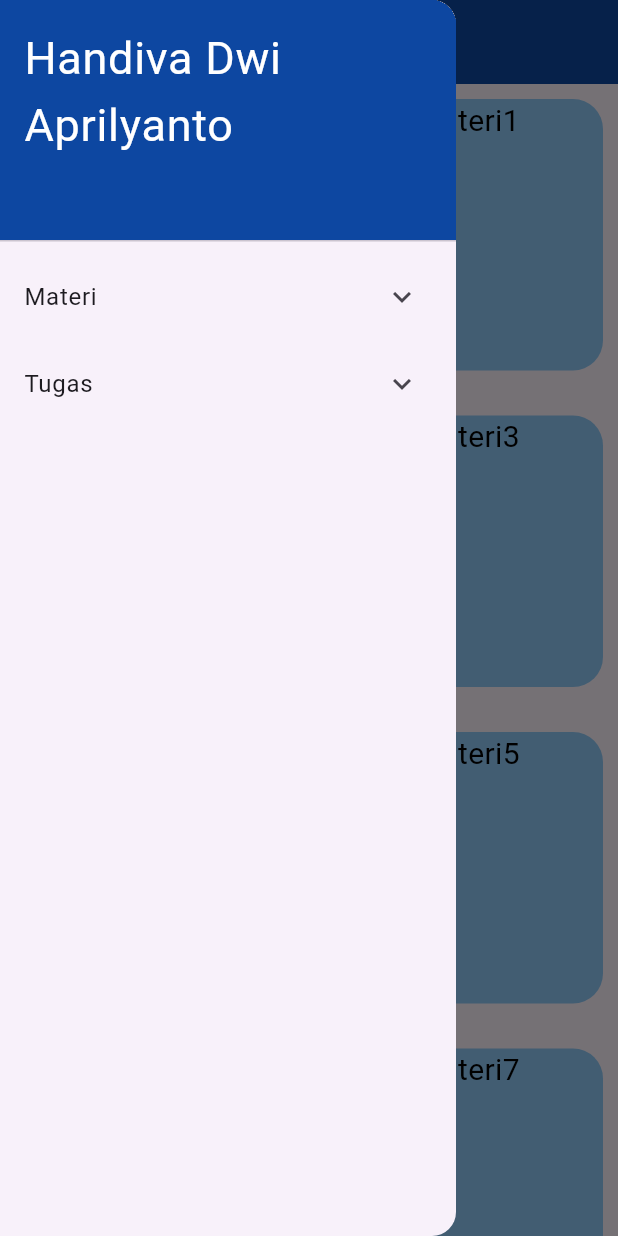
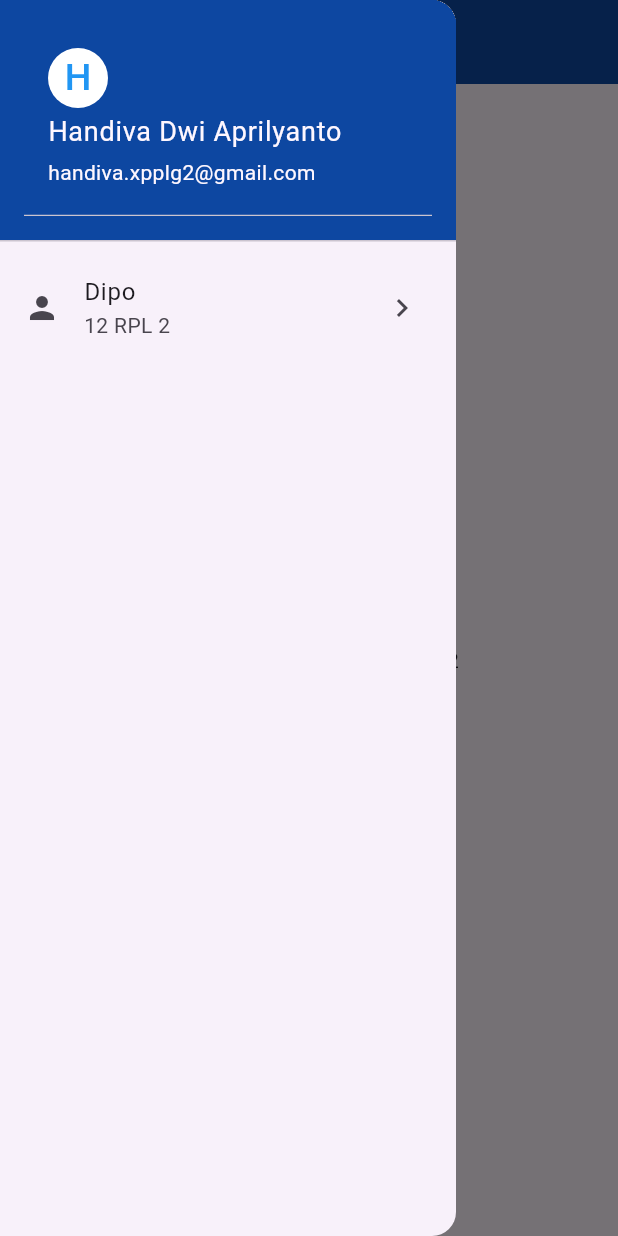
Before and after one commit to Handiva17/grouping-navigation-drawer, a Flutter app: the screen it shows after launch, with the side drawer open, on a phone screen of 412 x 824 dp. Run offline on Flutter 3.47's test engine with Material 3 defaults, Android fonts, the phone set to English and light mode, and no system bars.

Commit message:
User Accounts Drawer Header

```diff
--- a/lib/drawer.dart
+++ b/lib/drawer.dart
@@ -9,34 +9,37 @@ class MyHomePage extends StatelessWidget{
     return Scaffold(
       appBar:
       AppBar(
-        title: Text('title', style: TextStyle(
+        title: Text('Home', style: TextStyle(
           color: Colors.white),
         ),
         backgroundColor: Colors.blue[900],
         foregroundColor: Colors.white,
       ),
       drawer: buildGrupDrawer(context),
-      body: GridView.count(
-        crossAxisCount: 2,
-        crossAxisSpacing: 10.0,
-        mainAxisSpacing: 10.0,
-        shrinkWrap: true,
-        children: List.generate(10, (index){
-          return Padding(
-            padding: EdgeInsets.all(10.0),
-            child: Container(
-              height: 5.0,
-              decoration: BoxDecoration(
-                borderRadius: BorderRadius.circular( 20.0),
-                color: Colors.blue[200]
-              ),
-                child: Text ('materi$index',
-                textAlign: TextAlign.center,
-                style: TextStyle(color: Colors.black, fontSize: 20,),)
-          )
-          );
-        })
-      ),
+      // body: GridView.count(
+      //   crossAxisCount: 2,
+      //   crossAxisSpacing: 10.0,
+      //   mainAxisSpacing: 10.0,
+      //   shrinkWrap: true,
+      //   children: List.generate(10, (index){
+      //     return Padding(
+      //       padding: EdgeInsets.all(10.0),
+      //       child: Container(
+      //         height: 5.0,
+      //         decoration: BoxDecoration(
+      //           borderRadius: BorderRadius.circular( 20.0),
+      //           color: Colors.blue[200]
+      //         ),
+      //           child: Text ('materi$index',
+      //           textAlign: TextAlign.center,
+      //           style: TextStyle(color: Colors.black, fontSize: 20,),)
+      //     )
+      //     );
+      //   })
+      // ),
+      body: Center(
+        child: Text('Pemrograman Mobile $title')
+      )
     );
   }
 
@@ -47,29 +50,47 @@ class MyHomePage extends StatelessWidget{
         children: <Widget>[
           DrawerHeader(
             decoration: BoxDecoration(color: Colors.blue[900]),
-              child: Text('Handiva Dwi Aprilyanto', style: TextStyle(color: Colors.white, fontSize: 30)),
+            child: UserAccountsDrawerHeader(
+              decoration: BoxDecoration(
+                color: Colors.blue[900]
+              ),
+              accountName: const Text('Handiva Dwi Aprilyanto', style: TextStyle(fontSize: 18)),
+              accountEmail: const Text('handiva.xpplg2@gmail.com'),
+              currentAccountPictureSize: Size.square(40),
+              currentAccountPicture: CircleAvatar(
+                backgroundColor: Colors.white,
+                child: Text('H', style: TextStyle(fontSize: 25, color: Colors.blue)),
+            ),
+              //child: Text('Handiva Dwi Aprilyanto', style: TextStyle(color: Colors.white, fontSize: 30)),
           ),
-          ExpansionTile(
-            title: const Text('Materi'),
-            children: [
-              ListTile(title: Text('Materi 1'), onTap: (){Navigator.pop(context);},),
-              ListTile(title: Text('Materi 2'), onTap: (){Navigator.pop(context);},),
-              ListTile(title: Text('Materi 3'), onTap: (){Navigator.pop(context);},),
-              ListTile(title: Text('Materi 4'), onTap: (){Navigator.pop(context);},),
-              ListTile(title: Text('Materi 5'), onTap: (){Navigator.pop(context);},),
-            ]
           ),
-          ExpansionTile(
-            title: const Text('Tugas'),
-            children: [
-              ListTile(title: Text('Tugas 1'), onTap: (){Navigator.pop(context);},),
-              ListTile(title: Text('Tugas 2'), onTap: (){Navigator.pop(context);},),
-              ListTile(title: Text('Tugas 3'), onTap: (){Navigator.pop(context);},),
-              ListTile(title: Text('Tugas 4'), onTap: (){Navigator.pop(context);},),
-              ListTile(title: Text('Tugas 5'), onTap: (){Navigator.pop(context);},),
-            ]
+          ListTile(
+            leading: Icon(Icons.person),
+            title: Text('Dipo'),
+            subtitle: Text('12 RPL 2'),
+            trailing: Icon(Icons.chevron_right),
           )
-        ]
+    //       ExpansionTile(
+    //         title: const Text('Materi'),
+    //         children: [
+    //           ListTile(title: Text('Materi 1'), onTap: (){Navigator.pop(context);},),
+    //           ListTile(title: Text('Materi 2'), onTap: (){Navigator.pop(context);},),
+    //           ListTile(title: Text('Materi 3'), onTap: (){Navigator.pop(context);},),
+    //           ListTile(title: Text('Materi 4'), onTap: (){Navigator.pop(context);},),
+    //           ListTile(title: Text('Materi 5'), onTap: (){Navigator.pop(context);},),
+    //         ]
+    //       ),
+    //       ExpansionTile(
+    //         title: const Text('Tugas'),
+    //         children: [
+    //           ListTile(title: Text('Tugas 1'), onTap: (){Navigator.pop(context);},),
+    //           ListTile(title: Text('Tugas 2'), onTap: (){Navigator.pop(context);},),
+    //           ListTile(title: Text('Tugas 3'), onTap: (){Navigator.pop(context);},),
+    //           ListTile(title: Text('Tugas 4'), onTap: (){Navigator.pop(context);},),
+    //           ListTile(title: Text('Tugas 5'), onTap: (){Navigator.pop(context);},),
+    //         ]
+    //       )
+        ],
       ),
     );
   }
--- a/lib/main.dart
+++ b/lib/main.dart
@@ -6,7 +6,7 @@ void main() {
 }
 
 class MyApp extends StatelessWidget {
-  static const header = ['12 RPL 2'];
+  static const header = "12 RPL 2";
   const MyApp({super.key});
 
   // This widget is the root of your application.
@@ -18,7 +18,7 @@ class MyApp extends StatelessWidget {
         colorScheme: ColorScheme.fromSeed(seedColor: Colors.deepPurple),
         useMaterial3: true,
       ),
-      home: const MyHomePage(title: 'header'),
+      home: const MyHomePage(title: header),
     );
   }
 }
```
